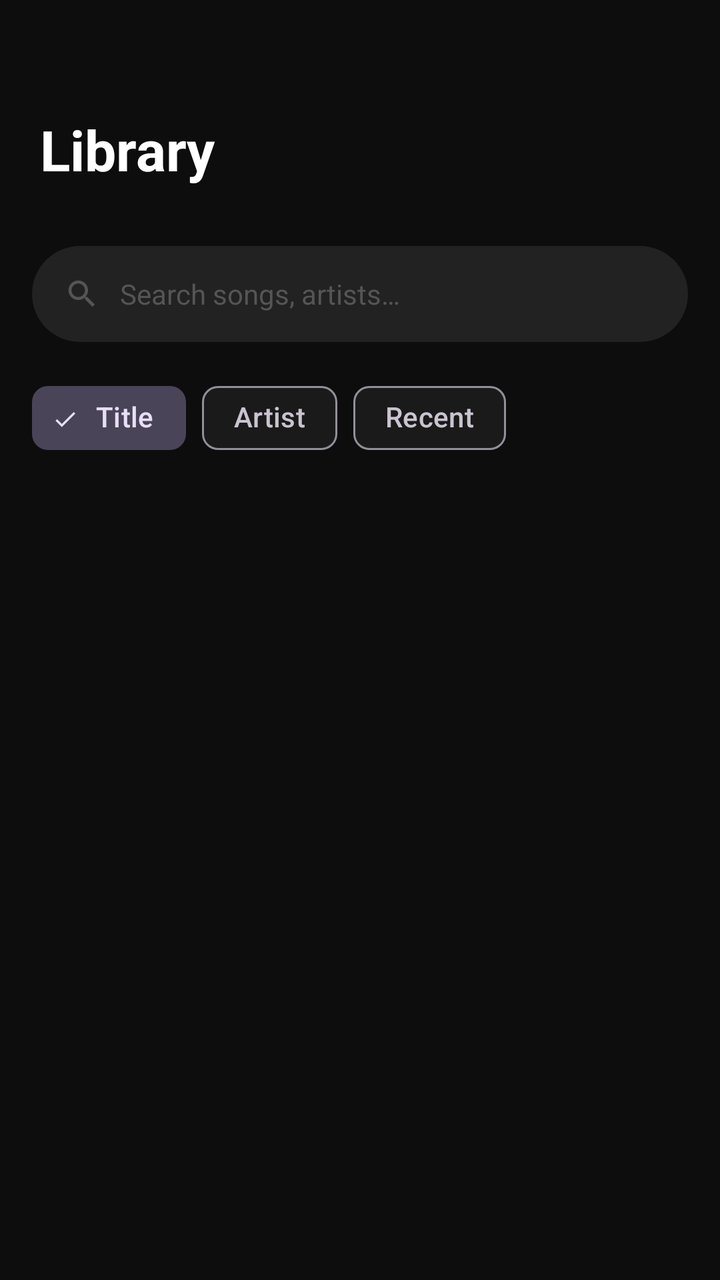
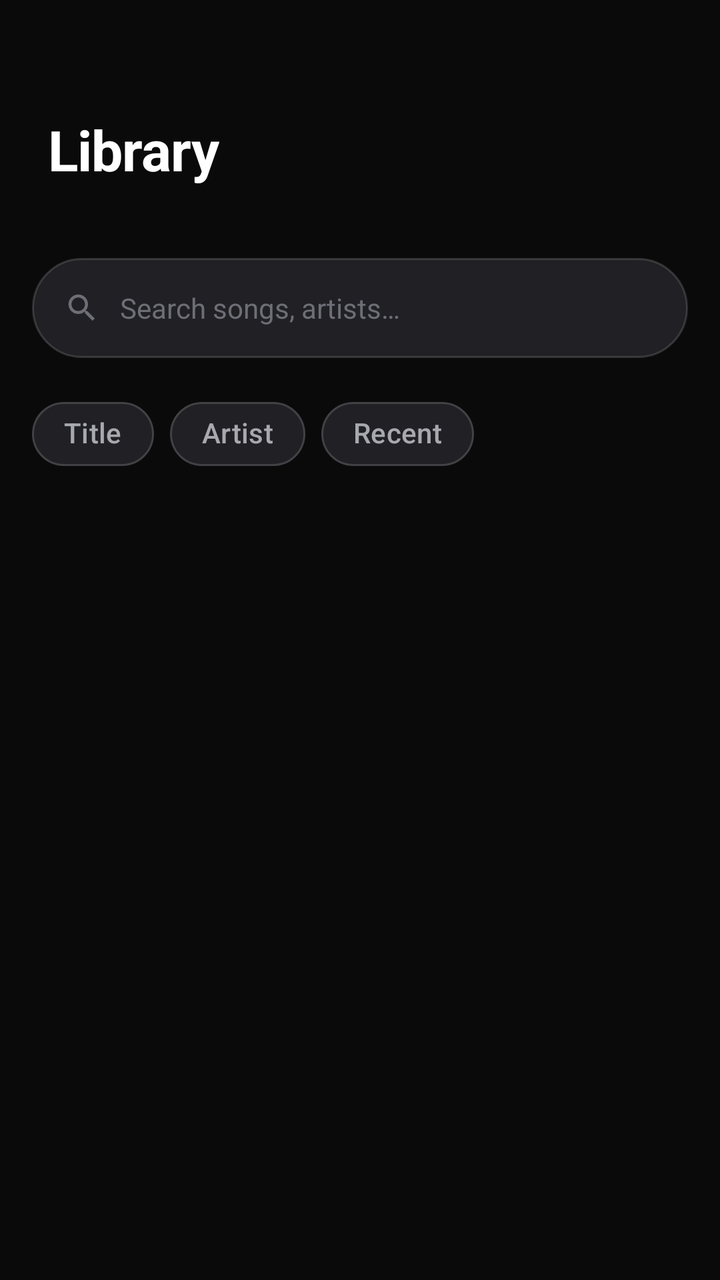

Screens rendered from an Android XML layout before and after an edit, with the pre-edit source and the edit as a unified diff.
<!-- AndroidManifest.xml: application theme Theme.Rhythmix -->
<!-- res/layout/fragment_library.xml -->
<?xml version="1.0" encoding="utf-8"?>
<LinearLayout
    xmlns:android="http://schemas.android.com/apk/res/android"
    xmlns:app="http://schemas.android.com/apk/res-auto"
    android:layout_width="match_parent"
    android:layout_height="match_parent"
    android:background="@color/bg"
    android:orientation="vertical">

    
    <LinearLayout
        android:layout_width="match_parent"
        android:layout_height="wrap_content"
        android:orientation="horizontal"
        android:paddingStart="20dp"
        android:paddingEnd="16dp"
        android:paddingTop="56dp"
        android:paddingBottom="12dp"
        android:gravity="center_vertical">

        <LinearLayout android:layout_width="0dp" android:layout_height="wrap_content"
            android:layout_weight="1" android:orientation="vertical">
            <TextView android:layout_width="wrap_content" android:layout_height="wrap_content"
                android:text="Library"
                android:textSize="28sp" android:textStyle="bold" android:textColor="@color/text_primary" />
            <TextView android:id="@+id/tv_count"
                android:layout_width="wrap_content" android:layout_height="wrap_content"
                android:textSize="13sp" android:textColor="@color/text_secondary" />
        </LinearLayout>
    </LinearLayout>

    
    <LinearLayout
        android:layout_width="match_parent"
        android:layout_height="48dp"
        android:orientation="horizontal"
        android:background="@drawable/bg_search"
        android:gravity="center_vertical"
        android:layout_marginHorizontal="16dp"
        android:layout_marginBottom="14dp"
        android:paddingHorizontal="16dp">

        <ImageView android:layout_width="18dp" android:layout_height="18dp"
            android:src="@drawable/ic_search" android:layout_marginEnd="10dp"
            app:tint="@color/text_tertiary"/>

        <EditText
            android:id="@+id/et_search"
            android:layout_width="0dp"
            android:layout_height="match_parent"
            android:layout_weight="1"
            android:background="@null"
            android:hint="Search songs, artists…"
            android:textColorHint="@color/text_tertiary"
            android:textColor="@color/text_primary"
            android:textSize="14sp"
            android:inputType="text"
            android:imeOptions="actionSearch"
            android:singleLine="true" />
    </LinearLayout>

    
    <HorizontalScrollView
        android:layout_width="match_parent"
        android:layout_height="wrap_content"
        android:layout_marginBottom="8dp"
        android:scrollbars="none">
        <LinearLayout
            android:layout_width="wrap_content"
            android:layout_height="wrap_content"
            android:orientation="horizontal"
            android:paddingHorizontal="16dp">

            <com.google.android.material.chip.Chip
                android:id="@+id/chip_title"
                android:layout_width="wrap_content"
                android:layout_height="wrap_content"
                android:text="Title"
                android:checked="true"
                android:layout_marginEnd="8dp"
                style="@style/Widget.Material3.Chip.Filter" />

            <com.google.android.material.chip.Chip
                android:id="@+id/chip_artist"
                android:layout_width="wrap_content"
                android:layout_height="wrap_content"
                android:text="Artist"
                android:layout_marginEnd="8dp"
                style="@style/Widget.Material3.Chip.Filter" />

            <com.google.android.material.chip.Chip
                android:id="@+id/chip_recent"
                android:layout_width="wrap_content"
                android:layout_height="wrap_content"
                android:text="Recent"
                style="@style/Widget.Material3.Chip.Filter" />
        </LinearLayout>
    </HorizontalScrollView>

    <androidx.recyclerview.widget.RecyclerView
        android:id="@+id/rv_songs"
        android:layout_width="match_parent"
        android:layout_height="0dp"
        android:layout_weight="1"
        android:clipToPadding="false"
        android:paddingBottom="16dp" />

</LinearLayout>
<!-- resources referenced by this layout -->
<resources>
  <color name="bg">#0D0D0D</color>
  <color name="text_primary">#FFFFFF</color>
  <color name="text_secondary">#A0A0A0</color>
  <color name="text_tertiary">#555555</color>
  <!-- drawable bg_search (drawable) -->
  <?xml version="1.0" encoding="utf-8"?>
  <shape xmlns:android="http://schemas.android.com/apk/res/android">
      <solid android:color="@color/surface2" />
      <corners android:radius="50dp" />
  </shape>
  <!-- drawable ic_search (drawable) -->
  <vector xmlns:android="http://schemas.android.com/apk/res/android" android:width="24dp" android:height="24dp" android:viewportWidth="24" android:viewportHeight="24">
    <path android:fillColor="#FFFFFF" android:pathData="M15.5 14h-.79l-.28-.27C15.41 12.59 16 11.11 16 9.5 16 5.91 13.09 3 9.5 3S3 5.91 3 9.5 5.91 16 9.5 16c1.61 0 3.09-.59 4.23-1.57l.27.28v.79l5 4.99L20.49 19l-4.99-5zm-6 0C7.01 14 5 11.99 5 9.5S7.01 5 9.5 5 14 7.01 14 9.5 11.99 14 9.5 14z"/>
  </vector>
  <style name="Theme.Rhythmix" parent="Theme.Material3.Dark.NoActionBar">
          <item name="colorPrimary">@color/accent</item>
          <item name="colorPrimaryVariant">@color/accent_dim</item>
          <item name="colorOnPrimary">@color/black</item>
          <item name="colorSecondary">@color/violet</item>
          <item name="colorSurface">@color/surface</item>
          <item name="colorOnSurface">@color/text_primary</item>
          <item name="android:colorBackground">@color/bg</item>
          <item name="android:windowBackground">@color/bg</item>
          <item name="android:statusBarColor">@color/bg</item>
          <item name="android:navigationBarColor">@color/nav_bg</item>
          <item name="android:windowLightStatusBar">false</item>
          <item name="android:windowLightNavigationBar">false</item>
      </style>
  <color name="surface2">#222222</color>
  <color name="accent">#C8FF00</color>
  <color name="accent_dim">#3A4700</color>
  <color name="black">#000000</color>
  <color name="violet">#9B6DFF</color>
  <color name="surface">#1A1A1A</color>
  <color name="nav_bg">#111111</color>
</resources>

<!-- the commit's change to res/layout/fragment_library.xml (unified diff, before → after) -->
@@ -12,27 +12,27 @@
         android:layout_width="match_parent"
         android:layout_height="wrap_content"
         android:orientation="horizontal"
-        android:paddingStart="20dp"
+        android:paddingStart="24dp"
         android:paddingEnd="16dp"
         android:paddingTop="56dp"
-        android:paddingBottom="12dp"
+        android:paddingBottom="16dp"
         android:gravity="center_vertical">
 
         <LinearLayout android:layout_width="0dp" android:layout_height="wrap_content"
             android:layout_weight="1" android:orientation="vertical">
             <TextView android:layout_width="wrap_content" android:layout_height="wrap_content"
                 android:text="Library"
-                android:textSize="28sp" android:textStyle="bold" android:textColor="@color/text_primary" />
+                android:textSize="28sp" android:textStyle="bold" android:letterSpacing="-0.01" android:textColor="@color/text_primary" />
             <TextView android:id="@+id/tv_count"
                 android:layout_width="wrap_content" android:layout_height="wrap_content"
-                android:textSize="13sp" android:textColor="@color/text_secondary" />
+                android:textSize="13sp" android:layout_marginTop="2dp" android:textColor="@color/text_secondary" />
         </LinearLayout>
     </LinearLayout>
 
     
     <LinearLayout
         android:layout_width="match_parent"
-        android:layout_height="48dp"
+        android:layout_height="50dp"
         android:orientation="horizontal"
         android:background="@drawable/bg_search"
         android:gravity="center_vertical"
@@ -63,7 +63,7 @@
     <HorizontalScrollView
         android:layout_width="match_parent"
         android:layout_height="wrap_content"
-        android:layout_marginBottom="8dp"
+        android:layout_marginBottom="10dp"
         android:scrollbars="none">
         <LinearLayout
             android:layout_width="wrap_content"
@@ -78,7 +78,7 @@
                 android:text="Title"
                 android:checked="true"
                 android:layout_marginEnd="8dp"
-                style="@style/Widget.Material3.Chip.Filter" />
+                style="@style/Widget.Rhythmix.Chip" />
 
             <com.google.android.material.chip.Chip
                 android:id="@+id/chip_artist"
@@ -86,14 +86,14 @@
                 android:layout_height="wrap_content"
                 android:text="Artist"
                 android:layout_marginEnd="8dp"
-                style="@style/Widget.Material3.Chip.Filter" />
+                style="@style/Widget.Rhythmix.Chip" />
 
             <com.google.android.material.chip.Chip
                 android:id="@+id/chip_recent"
                 android:layout_width="wrap_content"
                 android:layout_height="wrap_content"
                 android:text="Recent"
-                style="@style/Widget.Material3.Chip.Filter" />
+                style="@style/Widget.Rhythmix.Chip" />
         </LinearLayout>
     </HorizontalScrollView>
 
@@ -103,6 +103,7 @@
         android:layout_height="0dp"
         android:layout_weight="1"
         android:clipToPadding="false"
+        android:paddingHorizontal="8dp"
         android:paddingBottom="16dp" />
 
 </LinearLayout>
<!-- resource entries referenced after the edit -->
@@ -1,39 +1,69 @@
 <!-- resources referenced by this layout -->
 <resources>
-  <color name="bg">#0D0D0D</color>
+  <color name="bg">#0A0A0B</color>
   <color name="text_primary">#FFFFFF</color>
-  <color name="text_secondary">#A0A0A0</color>
-  <color name="text_tertiary">#555555</color>
+  <color name="text_secondary">#A8A8AF</color>
+  <color name="text_tertiary">#6E6E77</color>
   <!-- drawable bg_search (drawable) -->
   <?xml version="1.0" encoding="utf-8"?>
   <shape xmlns:android="http://schemas.android.com/apk/res/android">
       <solid android:color="@color/surface2" />
       <corners android:radius="50dp" />
+      <stroke android:width="1dp" android:color="@color/surface_border" />
   </shape>
   <!-- drawable ic_search (drawable) -->
   <vector xmlns:android="http://schemas.android.com/apk/res/android" android:width="24dp" android:height="24dp" android:viewportWidth="24" android:viewportHeight="24">
     <path android:fillColor="#FFFFFF" android:pathData="M15.5 14h-.79l-.28-.27C15.41 12.59 16 11.11 16 9.5 16 5.91 13.09 3 9.5 3S3 5.91 3 9.5 5.91 16 9.5 16c1.61 0 3.09-.59 4.23-1.57l.27.28v.79l5 4.99L20.49 19l-4.99-5zm-6 0C7.01 14 5 11.99 5 9.5S7.01 5 9.5 5 14 7.01 14 9.5 11.99 14 9.5 14z"/>
   </vector>
+  <style name="Widget.Rhythmix.Chip" parent="Widget.Material3.Chip.Filter">
+          <item name="chipBackgroundColor">@color/surface2</item>
+          <item name="chipStrokeColor">@color/surface_border</item>
+          <item name="chipStrokeWidth">1dp</item>
+          <item name="android:textColor">@color/text_secondary</item>
+          <item name="chipCornerRadius">100dp</item>
+          <item name="checkedIconVisible">false</item>
+      </style>
   <style name="Theme.Rhythmix" parent="Theme.Material3.Dark.NoActionBar">
+          
           <item name="colorPrimary">@color/accent</item>
-          <item name="colorPrimaryVariant">@color/accent_dim</item>
-          <item name="colorOnPrimary">@color/black</item>
+          <item name="colorOnPrimary">@color/accent_on</item>
+          <item name="colorPrimaryContainer">@color/accent_dim</item>
+          <item name="colorOnPrimaryContainer">@color/accent_light</item>
           <item name="colorSecondary">@color/violet</item>
+          <item name="colorOnSecondary">@color/black</item>
+  
+          
           <item name="colorSurface">@color/surface</item>
           <item name="colorOnSurface">@color/text_primary</item>
+          <item name="colorSurfaceVariant">@color/surface2</item>
+          <item name="colorOnSurfaceVariant">@color/text_secondary</item>
           <item name="android:colorBackground">@color/bg</item>
-          <item name="android:windowBackground">@color/bg</item>
+          <item name="colorOutline">@color/surface_border</item>
+  
+          
           <item name="android:statusBarColor">@color/bg</item>
           <item name="android:navigationBarColor">@color/nav_bg</item>
-          <item name="android:windowLightStatusBar">false</item>
-          <item name="android:windowLightNavigationBar">false</item>
+          <item name="android:windowLightStatusBar" tools:targetApi="23">false</item>
+          <item name="android:windowLightNavigationBar" tools:targetApi="27">false</item>
+          <item name="android:enforceNavigationBarContrast" tools:targetApi="29">false</item>
+          <item name="android:windowDrawsSystemBarBackgrounds">true</item>
+  
+          
+          <item name="android:fontFamily">sans-serif</item>
+          <item name="fontFamily">sans-serif</item>
+  
+          
+          <item name="chipStyle">@style/Widget.Rhythmix.Chip</item>
       </style>
-  <color name="surface2">#222222</color>
-  <color name="accent">#C8FF00</color>
-  <color name="accent_dim">#3A4700</color>
+  <color name="surface2">#212125</color>
+  <color name="surface_border">#26FFFFFF</color>
+  <color name="accent">#1ED760</color>
+  <color name="accent_on">#04140A</color>
+  <color name="accent_dim">#17281D</color>
+  <color name="accent_light">#3BE87A</color>
   <color name="black">#000000</color>
-  <color name="violet">#9B6DFF</color>
-  <color name="surface">#1A1A1A</color>
-  <color name="nav_bg">#111111</color>
+  <color name="violet">#A78BFA</color>
+  <color name="surface">#161618</color>
+  <color name="nav_bg">#101012</color>
 </resources>
 
